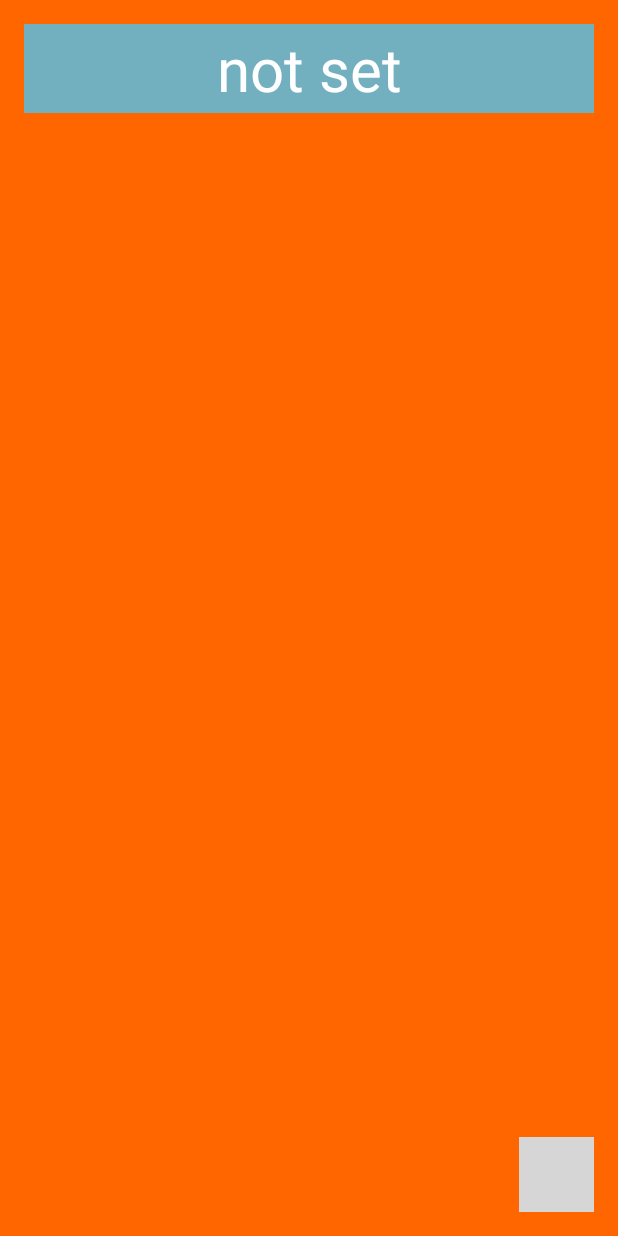
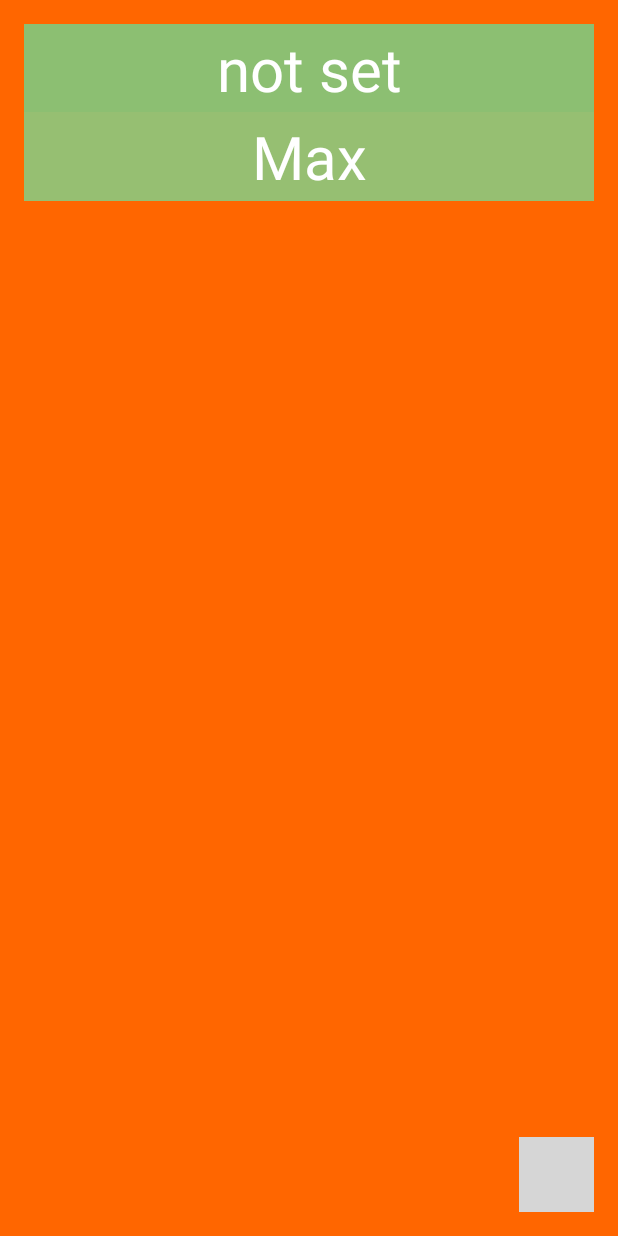
Before and after one commit to jsumrall/Hej, an Android app: the HejMenu screen opened directly, with no data from a screen before it, after a tap on "not set", on a phone screen of 412 x 824 dp. Run offline under Robolectric (Android 15) with nearby library versions, the phone set to English and light mode, and no system bars; grey boxes are pictures that could not be loaded.

Commit message:
Fixed the Toasts being queued and then showing for a long time afterwards if many Toasts were generated.
Added a limiting feature to stop people from spamming me with Hejs. Right now it works like this:

If you send 7 Hejs within a 10 seconds period, you are unable to send Hejs for 60 seconds.

```diff
--- a/app/build.gradle
+++ b/app/build.gradle
@@ -8,8 +8,8 @@ android {
         applicationId "max.hej"
         minSdkVersion 10
         targetSdkVersion 19
-        versionCode 10
-        versionName "1.34"
+        versionCode 12
+        versionName "1.4"
     }
     buildTypes {
         release {
--- a/app/src/main/java/max/hej/HejMenu.java
+++ b/app/src/main/java/max/hej/HejMenu.java
@@ -22,6 +22,7 @@ import android.widget.SimpleCursorAdapter;
 import android.widget.TextView;
 import android.widget.Toast;
 
+import java.util.LinkedList;
 import java.util.Random;
 
 public class HejMenu extends ListActivity
@@ -29,6 +30,7 @@ public class HejMenu extends ListActivity
     SharedPreferences credentials;
     String username;
     String password;
+    Long lockout;
     Thread t;
     Handler handler;
     Handler handler2;
@@ -37,18 +39,21 @@ public class HejMenu extends ListActivity
     Cursor mCursor;
     ListView listview;
     String[] FRIEND;
+    Toast mToast;
+    LinkedList<Long> prevHejs;
     private max.hej.Message message;
 
 
     protected void onCreate(Bundle savedInstanceState) {
         super.onCreate(savedInstanceState);
         setContentView(R.layout.activity_hej_menu);
-
+        prevHejs = new LinkedList<Long>();
         listview = getListView();
         settings = new Intent(this, SettingsMenu.class);
         credentials = getSharedPreferences(MyActivity.PREFS_NAME, 0);
         username = credentials.getString("username", "not set");
         password = credentials.getString("password", "not set");
+        lockout = Long.valueOf(credentials.getString("lockout", "0"));
         checkForNewFriendFromNotification();
         FRIEND = MyActivity.friends.asArray();
 
@@ -119,15 +124,32 @@ public class HejMenu extends ListActivity
     }
 
     public void onItemClick(AdapterView<?> parent, View view, int position, long id){
+        if(underMessageLimit()) {
+            //Good, sending a message
+            messageCounter();//keeps track of sending messages and activates a "lock" if too many are sent.
+            //such lock is caught in the underMessageLimit() class.
             message = new max.hej.Message.Builder()
                     .username(username)
                     .password(password)
                     .intent(max.hej.Message.SEND_HEJ)
                     .target(FRIEND[position])
                     .build();
-        Communicator comm = new Communicator(message,handler);
+            Communicator comm = new Communicator(message, handler);
             comm.execute();
-        Toast.makeText(getApplicationContext(),"Sent Hej to: "+FRIEND[position],Toast.LENGTH_SHORT).show();
+            if (mToast == null) {
+                mToast = Toast.makeText(getApplicationContext(), "Sent Hej to: " + FRIEND[position], Toast.LENGTH_SHORT);
+                mToast.show();
+
+            } else {
+                mToast.setText("Sent Hej to: " + FRIEND[position]);
+                mToast.show();
+            }
+        }
+        else{
+            //Has sent too many messages in time period.
+            mToast.setText("Stop. Breath. No more Hej for you for a little bit.");
+            mToast.show();
+        }
     }
 
 
@@ -206,25 +228,33 @@ public class HejMenu extends ListActivity
         }
     }
 
-    /*public void checkForHejsResults(String string){
-        String[] result = string.split(",");
-        Context context = getApplicationContext();
-        CharSequence text = result[0].equals("") ? "No Hej 4 u" : "Hej from " + result[0] + "!!" ;
-        int duration = Toast.LENGTH_SHORT;
-        Toast toast = Toast.makeText(context, text, duration);
-        toast.show();
+    private void messageCounter(){
+        prevHejs.push(System.currentTimeMillis());
+        if(prevHejs.size() > 7){
+            prevHejs.removeLast();
         }
+        if((prevHejs.size() >= 7) &&((prevHejs.peek() - prevHejs.getLast()) < 10000)){
+            //lockout
+            lockout = System.currentTimeMillis() + 60000;
+            this.credentials.edit().putString("lockout", lockout.toString()).commit();
 
-    public void checkForHejs(View view){
-        Communicator comm = new Communicator(Communicator.requestType.CHECKFORHEJS,username,password,"", handler);
-        comm.execute();
         }
 
 
+    }
 
-    public void sendHej(View view){
-        Communicator comm = new Communicator(Communicator.requestType.SEND,username,password,"bob",handler2);
-        comm.execute();
+    private boolean underMessageLimit(){
+        if(lockout == 0){
+            return true;
         }
-*/
+        Long now = System.currentTimeMillis();
+        if(now.compareTo(lockout) > 0){ //Now is after until, meaning we are after the lockout time period
+            lockout = 0L;
+            this.credentials.edit().putString("lockout", "0").commit();
+            return true;
         }
+        return false;
+
+    }
+
+}
--- a/app/src/main/java/max/hej/MyActivity.java
+++ b/app/src/main/java/max/hej/MyActivity.java
@@ -51,7 +51,7 @@ public class MyActivity extends Activity {
         SharedPreferences credentials = getSharedPreferences(PREFS_NAME, 0);
         this.username = credentials.getString("username","not set");
         this.password = credentials.getString("password", "not set");//I'm going to hell for this
-        friends = new FriendList(credentials.getString("friends",username), credentials);
+        friends = new FriendList(credentials.getString("friends",username+",Max"), credentials);
         //System.out.println(username);
         //create two different intents based on creating account or not
         this.createAccountIntent = new Intent(this, CreateAccount.class);
--- a/app/src/main/res/layout/activity_settings_menu.xml
+++ b/app/src/main/res/layout/activity_settings_menu.xml
@@ -66,7 +66,7 @@
         android:layout_height="wrap_content"
         android:layout_alignParentEnd="true"
         android:layout_alignParentRight="true"
-        android:text="Version 1.34"
+        android:text="Version 1.4"
         android:id="@+id/textView4"
         android:gravity="bottom"
         android:textColor="#ff007bff"
```
Also changed, not shown: app/src/main/java/max/hej/GcmIntentService.java (+17 -19 lines), 1 other file. Lines whose indentation alone changed are shown as unchanged.
